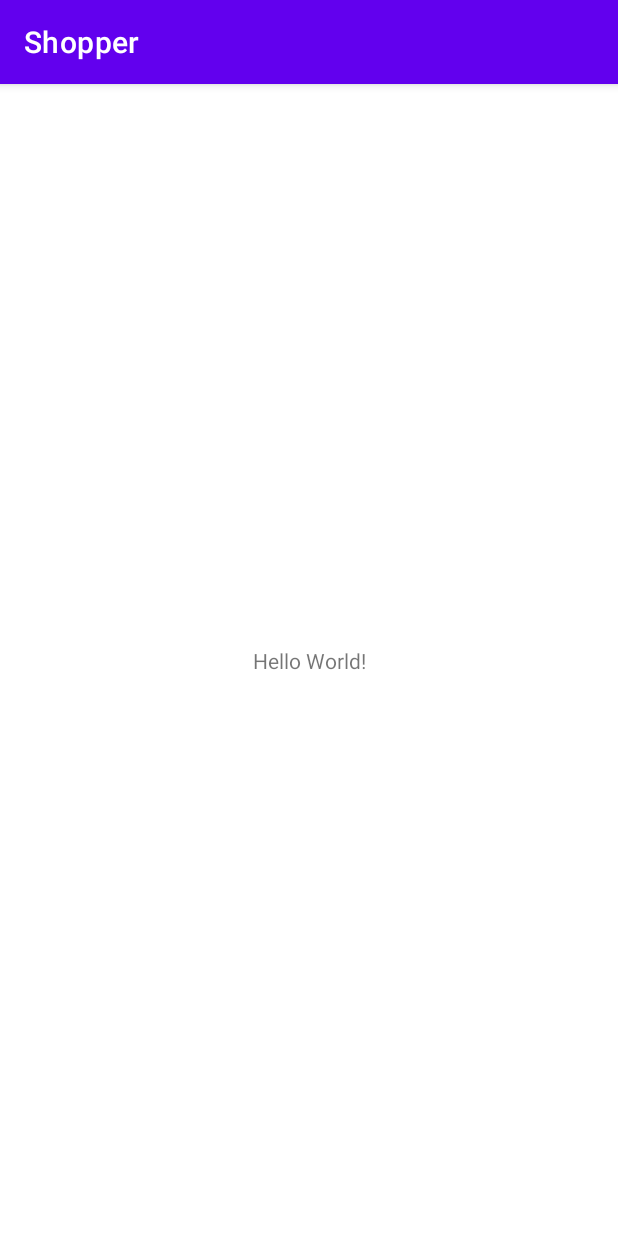
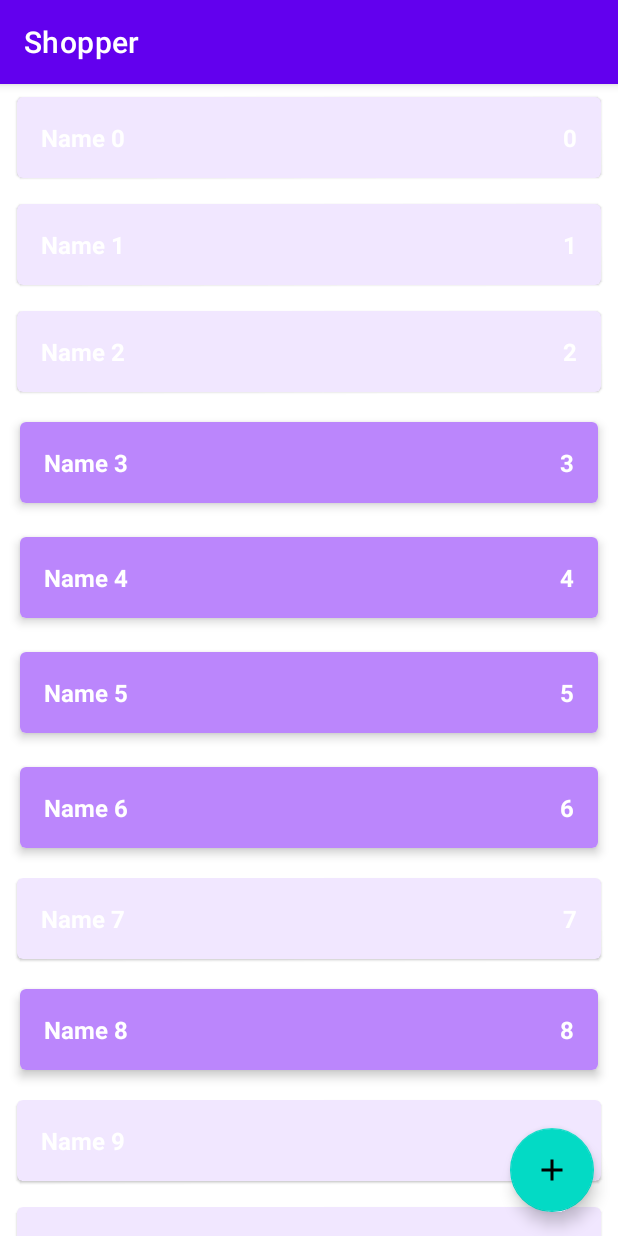
Before and after one commit to elchin123321/Shopper, an Android app: the screen it shows after launch (MainActivity), on a phone screen of 412 x 824 dp. Run offline under Robolectric (Android 15) with nearby library versions, the phone set to English and light mode, and no system bars.

Commit message:
First View Done

```diff
--- a/app/src/main/java/com/ei/android/shopper/data/ShopListRepositoryImpl.kt
+++ b/app/src/main/java/com/ei/android/shopper/data/ShopListRepositoryImpl.kt
@@ -5,16 +5,17 @@ import androidx.lifecycle.MutableLiveData
 import com.ei.android.shopper.domain.ShopItem
 import com.ei.android.shopper.domain.ShopListRepository
 import java.lang.RuntimeException
+import kotlin.random.Random
 
 object ShopListRepositoryImpl:ShopListRepository {
 
     private val shopListLiveData = MutableLiveData<List<ShopItem>>()
-    private val shopList = mutableListOf<ShopItem>()
+    private val shopList = sortedSetOf<ShopItem>({ p0, p1 -> p0.id.compareTo(p1.id) })
 
     private var autoIncrementId = 0
     init{
-        for(i in 0 until 10){
-            val item = ShopItem("Name $i",i,true)
+        for(i in 0 until 1000){
+            val item = ShopItem("Name $i",i,Random.nextBoolean())
             addShopItem(item)
         }
     }
--- a/app/src/main/java/com/ei/android/shopper/presentation/MainActivity.kt
+++ b/app/src/main/java/com/ei/android/shopper/presentation/MainActivity.kt
@@ -4,23 +4,77 @@ import androidx.appcompat.app.AppCompatActivity
 import android.os.Bundle
 import android.util.Log
 import androidx.lifecycle.ViewModelProvider
+import androidx.recyclerview.widget.ItemTouchHelper
+import androidx.recyclerview.widget.RecyclerView
 import com.ei.android.shopper.R
+import com.ei.android.shopper.domain.ShopItem
 
 class MainActivity : AppCompatActivity() {
 
     private lateinit var viewModel: MainViewModel
+    private lateinit var shopListAdapter: ShopListAdapter
     override fun onCreate(savedInstanceState: Bundle?) {
         super.onCreate(savedInstanceState)
         setContentView(R.layout.activity_main)
-        var count = 0
+
+        setupRecyclerView()
         viewModel = ViewModelProvider(this)[MainViewModel::class.java]
         viewModel.shopList.observe(this){
-            Log.d("MainActivity", it.toString())
-            if(count == 0) {
-                count++
-                val item = it[0]
-                viewModel.changeEnableState(item)
+            shopListAdapter.submitList(it)
+        }
+    }
+
+    private fun setupRecyclerView() {
+        val rvShopList = findViewById<RecyclerView>(R.id.rv_shop_list)
+        shopListAdapter = ShopListAdapter()
+        with(rvShopList) {
+            adapter = shopListAdapter
+            recycledViewPool.setMaxRecycledViews(
+                ShopListAdapter.ENABLED_TYPE,
+                ShopListAdapter.MAX_POOL_SIZE
+            )
+            recycledViewPool.setMaxRecycledViews(
+                ShopListAdapter.DISABLED_TYPE,
+                ShopListAdapter.MAX_POOL_SIZE
+            )
+        }
+        setupLongClickListener()
+        setupClickListener()
+        setupSwipeListener(rvShopList)
+    }
+
+    private fun setupSwipeListener(rvShopList: RecyclerView) {
+        val callback = object : ItemTouchHelper.SimpleCallback(
+            0,
+            ItemTouchHelper.LEFT or ItemTouchHelper.RIGHT
+        ) {
+            override fun onMove(
+                recyclerView: RecyclerView,
+                viewHolder: RecyclerView.ViewHolder,
+                target: RecyclerView.ViewHolder
+            ): Boolean {
+                return false
+            }
+
+            override fun onSwiped(viewHolder: RecyclerView.ViewHolder, direction: Int) {
+                val item = shopListAdapter.currentList[viewHolder.adapterPosition]
+                viewModel.deleteItem(item)
             }
         }
+        val itemTouchHelper = ItemTouchHelper(callback)
+        itemTouchHelper.attachToRecyclerView(rvShopList)
     }
+
+    private fun setupClickListener() {
+        shopListAdapter.onShopItemClick = {
+            Log.d("OnClickTest", it.toString())
+        }
+    }
+
+    private fun setupLongClickListener() {
+        shopListAdapter.onShopItemLongClick = {
+            viewModel.changeEnableState(it)
+        }
+    }
+
 }
--- /dev/null
+++ b/app/src/main/java/com/ei/android/shopper/presentation/ShopItemDiffCallback.kt
@@ -0,0 +1,14 @@
+package com.ei.android.shopper.presentation
+
+import androidx.recyclerview.widget.DiffUtil
+import com.ei.android.shopper.domain.ShopItem
+
+class ShopItemDiffCallback : DiffUtil.ItemCallback<ShopItem>(){
+    override fun areItemsTheSame(oldItem: ShopItem, newItem: ShopItem): Boolean {
+        return oldItem.id == newItem.id
+    }
+
+    override fun areContentsTheSame(oldItem: ShopItem, newItem: ShopItem): Boolean {
+       return oldItem == newItem
+    }
+}
--- /dev/null
+++ b/app/src/main/java/com/ei/android/shopper/presentation/ShopListAdapter.kt
@@ -0,0 +1,71 @@
+package com.ei.android.shopper.presentation
+
+import android.view.LayoutInflater
+import android.view.View
+import android.view.ViewGroup
+import android.widget.TextView
+import androidx.recyclerview.widget.DiffUtil
+import androidx.recyclerview.widget.ItemTouchHelper
+import androidx.recyclerview.widget.ListAdapter
+import androidx.recyclerview.widget.RecyclerView
+import com.ei.android.shopper.R
+import com.ei.android.shopper.domain.ShopItem
+import java.lang.RuntimeException
+
+class ShopListAdapter : ListAdapter<ShopItem,ShopListAdapter.ShopItemViewHolder>(ShopItemDiffCallback()) {
+
+    var onShopItemLongClick:((ShopItem)->Unit)? = null
+    var onShopItemClick:((ShopItem)->Unit)? = null
+
+    override fun onCreateViewHolder(parent: ViewGroup, viewType: Int): ShopItemViewHolder {
+        val layout = when (viewType) {
+            ENABLED_TYPE -> R.layout.item_shop_enabled
+            DISABLED_TYPE -> R.layout.item_shop_disabled
+            else -> throw RuntimeException("Unknown view type: $viewType")
+        }
+
+        return ShopItemViewHolder(
+            LayoutInflater.from(parent.context)
+                .inflate(layout, parent, false)
+        )
+    }
+
+    override fun onBindViewHolder(holder: ShopItemViewHolder, position: Int) {
+        val shopItem = getItem(position)
+        holder.view.setOnLongClickListener{
+            onShopItemLongClick?.invoke(shopItem)
+            true
+        }
+        holder.view.setOnClickListener{
+            onShopItemClick?.invoke(shopItem)
+        }
+
+        holder.name.text = shopItem.name
+        holder.count.text = shopItem.count.toString()
+
+    }
+
+    override fun getItemViewType(position: Int): Int {
+        return if (getItem(position).enabled) {
+            ENABLED_TYPE
+        } else {
+            DISABLED_TYPE
+        }
+    }
+
+
+    companion object {
+        const val ENABLED_TYPE = 1
+        const val DISABLED_TYPE = 2
+
+        const val MAX_POOL_SIZE = 20
+    }
+
+
+    class ShopItemViewHolder(val view: View) : RecyclerView.ViewHolder(view) {
+        val name: TextView = view.findViewById(R.id.tv_name)
+        val count: TextView = view.findViewById(R.id.tv_count)
+    }
+
+
+}
--- /dev/null
+++ b/app/src/main/java/com/ei/android/shopper/presentation/ShopListDiffCallback.kt
@@ -0,0 +1,22 @@
+package com.ei.android.shopper.presentation
+
+import androidx.recyclerview.widget.DiffUtil
+import com.ei.android.shopper.domain.ShopItem
+
+class ShopListDiffCallback(
+    private val oldList: List<ShopItem>,
+    private val newList: List<ShopItem>
+) : DiffUtil.Callback() {
+    override fun getOldListSize() = oldList.size
+
+    override fun getNewListSize() = newList.size
+
+    override fun areItemsTheSame(oldItemPosition: Int, newItemPosition: Int): Boolean {
+        return oldList[oldItemPosition].id == newList[newItemPosition].id
+    }
+
+    override fun areContentsTheSame(oldItemPosition: Int, newItemPosition: Int): Boolean {
+        return oldList[oldItemPosition] == newList[newItemPosition]
+    }
+
+}
--- /dev/null
+++ b/app/src/main/res/drawable/ic_add.xml
@@ -0,0 +1,9 @@
+<vector xmlns:android="http://schemas.android.com/apk/res/android"
+    android:width="24dp"
+    android:height="24dp"
+    android:viewportWidth="24"
+    android:viewportHeight="24">
+    <path
+        android:pathData="M19,13h-6v6h-2v-6H5v-2h6V5h2v6h6v2z"
+        android:fillColor="#ffffff"/>
+</vector>
--- a/app/src/main/res/layout/activity_main.xml
+++ b/app/src/main/res/layout/activity_main.xml
@@ -6,13 +6,29 @@
     android:layout_height="match_parent"
     tools:context=".presentation.MainActivity">
 
-    <TextView
+
+    <androidx.recyclerview.widget.RecyclerView
+        android:id="@+id/rv_shop_list"
+        android:layout_width="0dp"
+        android:layout_height="0dp"
+        app:layout_constraintBottom_toBottomOf="parent"
+        app:layout_constraintEnd_toEndOf="parent"
+        app:layout_constraintStart_toStartOf="parent"
+        app:layout_constraintTop_toTopOf="parent"
+        app:layoutManager="androidx.recyclerview.widget.LinearLayoutManager"
+        tools:listitem="@layout/item_shop_enabled"/>
+
+    <com.google.android.material.floatingactionbutton.FloatingActionButton
+        android:id="@+id/button_add_shop_item"
         android:layout_width="wrap_content"
         android:layout_height="wrap_content"
-        android:text="Hello World!"
+        android:layout_marginEnd="16dp"
+        android:layout_marginBottom="16dp"
+        android:clickable="true"
+        android:contentDescription="@string/add_shop_item_content_description"
+        android:focusable="true"
         app:layout_constraintBottom_toBottomOf="parent"
-        app:layout_constraintLeft_toLeftOf="parent"
-        app:layout_constraintRight_toRightOf="parent"
-        app:layout_constraintTop_toTopOf="parent" />
+        app:layout_constraintEnd_toEndOf="parent"
+        app:srcCompat="@drawable/ic_add" />
 
 </androidx.constraintlayout.widget.ConstraintLayout>
--- /dev/null
+++ b/app/src/main/res/layout/item_shop_disabled.xml
@@ -0,0 +1,43 @@
+<?xml version="1.0" encoding="utf-8"?>
+<androidx.cardview.widget.CardView xmlns:android="http://schemas.android.com/apk/res/android"
+    xmlns:app="http://schemas.android.com/apk/res-auto"
+    xmlns:tools="http://schemas.android.com/tools"
+    android:layout_width="match_parent"
+    android:layout_height="wrap_content"
+    android:layout_marginStart="8dp"
+    android:layout_marginTop="4dp"
+    android:layout_marginEnd="8dp"
+    android:layout_marginBottom="4dp"
+    app:cardCornerRadius="4dp"
+    app:cardElevation="1dp"
+    app:cardUseCompatPadding="true">
+
+    <LinearLayout
+        android:layout_width="match_parent"
+        android:layout_height="wrap_content"
+        android:background="#33BB86FC"
+        android:orientation="horizontal"
+        android:padding="16dp">
+
+        <TextView
+            android:id="@+id/tv_name"
+            android:layout_width="0dp"
+            android:layout_height="wrap_content"
+            android:layout_weight="1"
+            android:textColor="@color/white"
+            android:textSize="16sp"
+            android:textStyle="bold"
+            tools:text="Салфетки" />
+
+        <TextView
+            android:id="@+id/tv_count"
+            android:layout_width="wrap_content"
+            android:layout_height="wrap_content"
+            android:textColor="@color/white"
+            android:textSize="16sp"
+            android:textStyle="bold"
+            tools:text="1" />
+
+    </LinearLayout>
+
+</androidx.cardview.widget.CardView>
--- /dev/null
+++ b/app/src/main/res/layout/item_shop_enabled.xml
@@ -0,0 +1,43 @@
+<?xml version="1.0" encoding="utf-8"?>
+<androidx.cardview.widget.CardView xmlns:android="http://schemas.android.com/apk/res/android"
+    xmlns:app="http://schemas.android.com/apk/res-auto"
+    xmlns:tools="http://schemas.android.com/tools"
+    android:layout_width="match_parent"
+    android:layout_height="wrap_content"
+    android:layout_marginStart="8dp"
+    android:layout_marginTop="4dp"
+    android:layout_marginEnd="8dp"
+    android:layout_marginBottom="4dp"
+    app:cardCornerRadius="4dp"
+    app:cardElevation="4dp"
+    app:cardUseCompatPadding="true">
+
+    <LinearLayout
+        android:layout_width="match_parent"
+        android:layout_height="wrap_content"
+        android:background="@color/purple_200"
+        android:orientation="horizontal"
+        android:padding="16dp">
+
+        <TextView
+            android:id="@+id/tv_name"
+            android:layout_width="0dp"
+            android:layout_height="wrap_content"
+            android:layout_weight="1"
+            android:textColor="@color/white"
+            android:textSize="16sp"
+            android:textStyle="bold"
+            tools:text="Салфетки" />
+
+        <TextView
+            android:id="@+id/tv_count"
+            android:layout_width="wrap_content"
+            android:layout_height="wrap_content"
+            android:textColor="@color/white"
+            android:textSize="16sp"
+            android:textStyle="bold"
+            tools:text="1" />
+
+    </LinearLayout>
+
+</androidx.cardview.widget.CardView>
--- a/app/src/main/res/values/strings.xml
+++ b/app/src/main/res/values/strings.xml
@@ -1,3 +1,4 @@
 <resources>
     <string name="app_name">Shopper</string>
+    <string name="add_shop_item_content_description">Add new shop item</string>
 </resources>
```
